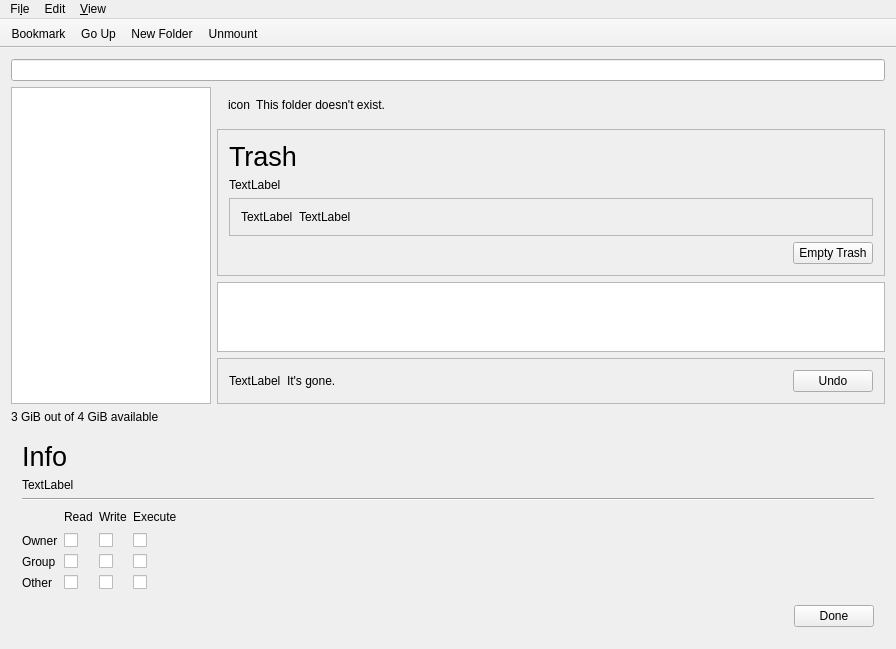
Qt form mainwindow.ui (theCheeseboard/thefile) before a commit.
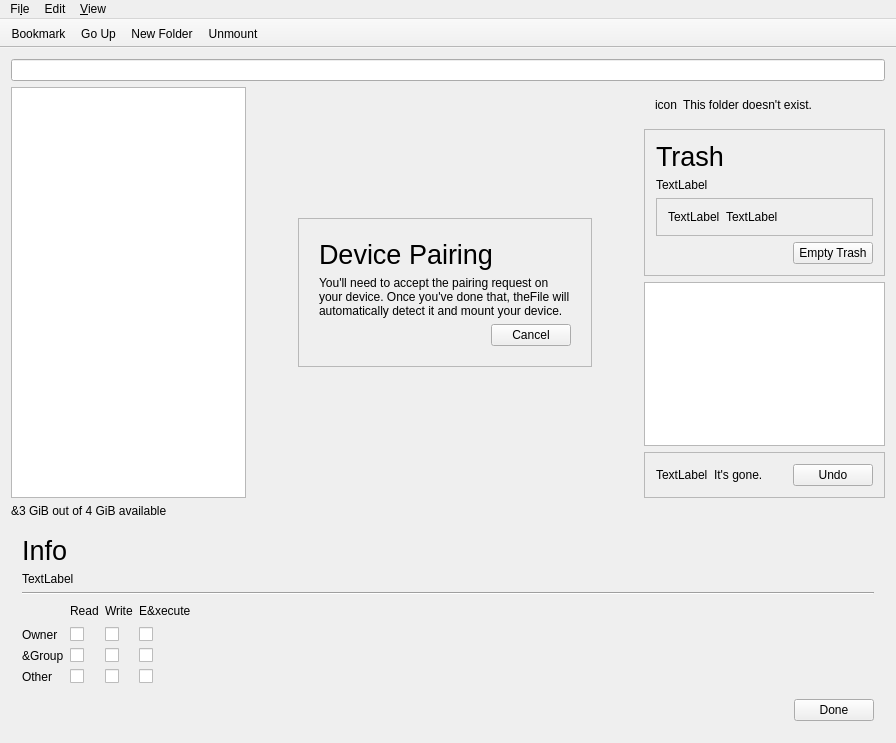
The same form after that commit. Icons and pictures are not drawn. Custom widgets are drawn as their Qt base class.

Commit message: MTP, iOS device support, copying files

The edit to the form file:
```diff
--- a/mainwindow.ui
+++ b/mainwindow.ui
@@ -7,7 +7,7 @@
     <x>0</x>
     <y>0</y>
     <width>896</width>
-    <height>602</height>
+    <height>743</height>
    </rect>
   </property>
   <property name="windowTitle">
@@ -28,14 +28,164 @@
        <widget class="QListWidget" name="placesTable">
         <property name="maximumSize">
          <size>
-          <width>200</width>
+          <width>250</width>
           <height>16777215</height>
          </size>
         </property>
        </widget>
       </item>
       <item>
+       <widget class="QFrame" name="fileMessage">
+        <property name="frameShape">
+         <enum>QFrame::NoFrame</enum>
+        </property>
+        <property name="frameShadow">
+         <enum>QFrame::Raised</enum>
+        </property>
+        <layout class="QGridLayout" name="gridLayout_2">
+         <item row="0" column="1">
+          <spacer name="verticalSpacer_2">
+           <property name="orientation">
+            <enum>Qt::Vertical</enum>
+           </property>
+           <property name="sizeHint" stdset="0">
+            <size>
+             <width>20</width>
+             <height>40</height>
+            </size>
+           </property>
+          </spacer>
+         </item>
+         <item row="1" column="2">
+          <spacer name="horizontalSpacer_5">
+           <property name="orientation">
+            <enum>Qt::Horizontal</enum>
+           </property>
+           <property name="sizeHint" stdset="0">
+            <size>
+             <width>40</width>
+             <height>20</height>
+            </size>
+           </property>
+          </spacer>
+         </item>
+         <item row="1" column="1">
+          <widget class="QFrame" name="frame_2">
+           <property name="frameShape">
+            <enum>QFrame::StyledPanel</enum>
+           </property>
+           <property name="frameShadow">
+            <enum>QFrame::Raised</enum>
+           </property>
+           <layout class="QVBoxLayout" name="verticalLayout_6">
+            <property name="leftMargin">
+             <number>20</number>
+            </property>
+            <property name="topMargin">
+             <number>20</number>
+            </property>
+            <property name="rightMargin">
+             <number>20</number>
+            </property>
+            <property name="bottomMargin">
+             <number>20</number>
+            </property>
+            <item>
+             <widget class="QLabel" name="fileMessageTitle">
+              <property name="font">
+               <font>
+                <pointsize>20</pointsize>
+               </font>
+              </property>
+              <property name="text">
+               <string>Device Pairing</string>
+              </property>
+             </widget>
+            </item>
+            <item>
+             <widget class="QLabel" name="fileMessageText">
+              <property name="text">
+               <string>You'll need to accept the pairing request on your device. Once you've done that, theFile will automatically detect it and mount your device.</string>
+              </property>
+              <property name="wordWrap">
+               <bool>true</bool>
+              </property>
+             </widget>
+            </item>
+            <item>
+             <layout class="QHBoxLayout" name="horizontalLayout_6">
+              <item>
+               <spacer name="horizontalSpacer_6">
+                <property name="orientation">
+                 <enum>Qt::Horizontal</enum>
+                </property>
+                <property name="sizeHint" stdset="0">
+                 <size>
+                  <width>40</width>
+                  <height>20</height>
+                 </size>
+                </property>
+               </spacer>
+              </item>
+              <item>
+               <widget class="QPushButton" name="fileMessageCancel">
+                <property name="text">
+                 <string>Cancel</string>
+                </property>
+                <property name="icon">
+                 <iconset theme="dialog-cancel"/>
+                </property>
+               </widget>
+              </item>
+             </layout>
+            </item>
+           </layout>
+          </widget>
+         </item>
+         <item row="1" column="0">
+          <spacer name="horizontalSpacer_4">
+           <property name="orientation">
+            <enum>Qt::Horizontal</enum>
+           </property>
+           <property name="sizeHint" stdset="0">
+            <size>
+             <width>40</width>
+             <height>20</height>
+            </size>
+           </property>
+          </spacer>
+         </item>
+         <item row="2" column="1">
+          <spacer name="verticalSpacer_3">
+           <property name="orientation">
+            <enum>Qt::Vertical</enum>
+           </property>
+           <property name="sizeHint" stdset="0">
+            <size>
+             <width>20</width>
+             <height>40</height>
+            </size>
+           </property>
+          </spacer>
+         </item>
+        </layout>
+       </widget>
+      </item>
+      <item>
+       <widget class="QFrame" name="FileListFrame">
        <layout class="QVBoxLayout" name="verticalLayout_3">
+         <property name="leftMargin">
+          <number>0</number>
+         </property>
+         <property name="topMargin">
+          <number>0</number>
+         </property>
+         <property name="rightMargin">
+          <number>0</number>
+         </property>
+         <property name="bottomMargin">
+          <number>0</number>
+         </property>
         <item>
          <widget class="QFrame" name="messageFrame">
           <property name="frameShape">
@@ -228,6 +378,7 @@
          </widget>
         </item>
        </layout>
+       </widget>
       </item>
      </layout>
     </item>
@@ -255,7 +406,7 @@
        <item>
         <widget class="QLabel" name="SizeLabel">
          <property name="text">
-          <string>3 GiB out of 4 GiB available</string>
+          <string>&amp;3 GiB out of 4 GiB available</string>
          </property>
         </widget>
        </item>
@@ -308,7 +459,7 @@
          <item row="2" column="0">
           <widget class="QLabel" name="label_3">
            <property name="text">
-            <string>Group</string>
+            <string>&amp;Group</string>
            </property>
           </widget>
          </item>
@@ -343,7 +494,7 @@
          <item row="0" column="3">
           <widget class="QLabel" name="label_7">
            <property name="text">
-            <string>Execute</string>
+            <string>E&amp;xecute</string>
            </property>
           </widget>
          </item>
```
Left out of the diff: 46 changed lines with no effect on the pictures. Lines whose indentation alone changed are shown as unchanged. The commit also changes 9 other files.
